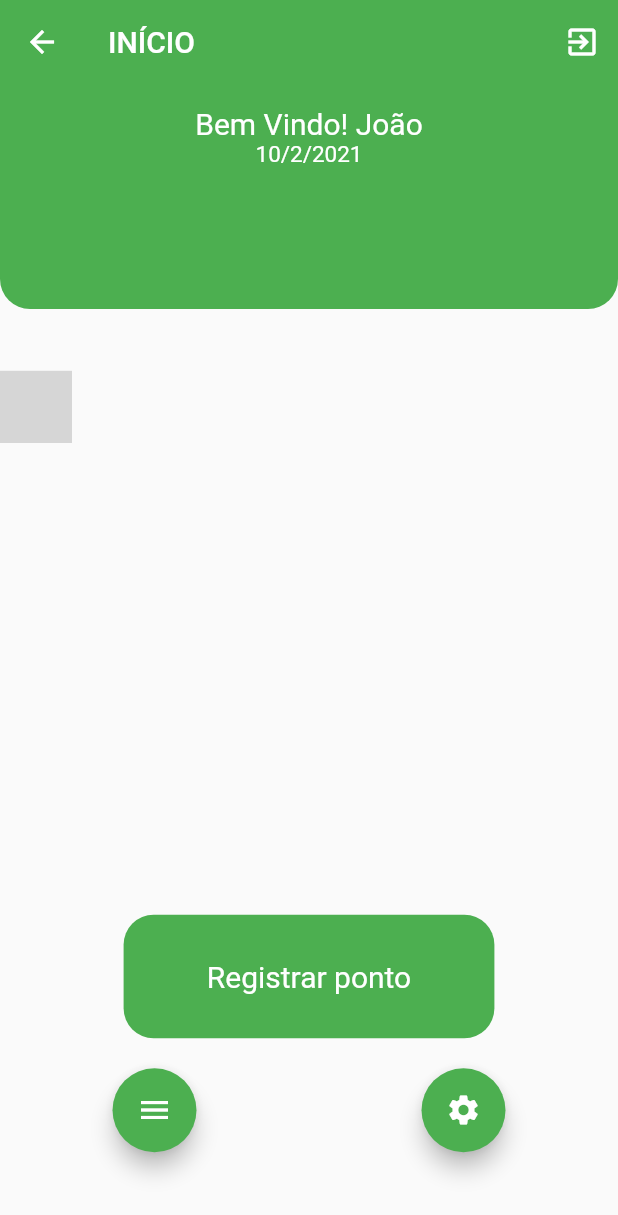
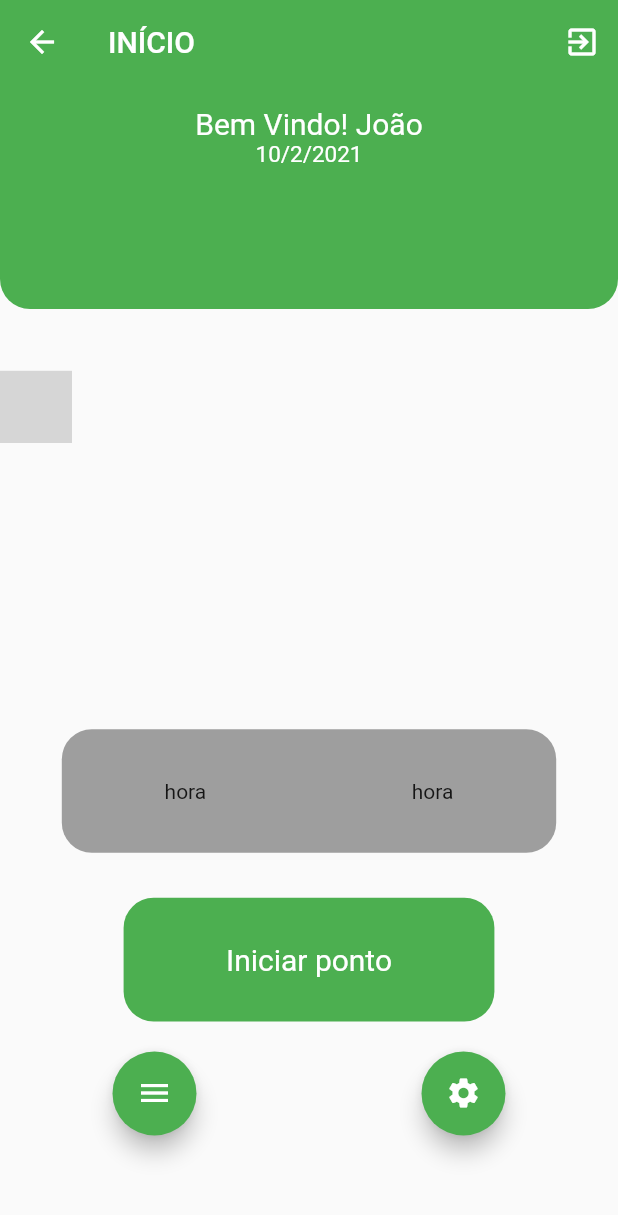
Before and after one commit to cursos-e-tutoriais/ponto-diario, a Flutter app: the HomePage screen opened by its route, on a phone screen of 412 x 824 dp. Shown: the top 1215 px of the screen. Run offline on Flutter 3.47's test engine with Material 2 defaults, Android fonts, the phone set to English and light mode, and no system bars; our stand-ins replace get, location, shared_preferences; missing offline and left inert: slide_digital_clock; accounts and stored records are empty; network calls fail; statements that could not run were skipped; grey boxes are pictures that could not be loaded.

Commit message:
criado controlador e funções para iniciar e para finalizar registro de ponto. Salvando ponto no local storage

```diff
--- a/lib/app/modules/home/home_page.dart
+++ b/lib/app/modules/home/home_page.dart
@@ -67,29 +67,65 @@ class HomePage extends GetView<HomeController> {
             bottom: MediaQuery.of(context).size.height * 0.01,
             child: Container(
               width: MediaQuery.of(context).size.width,
-              height: MediaQuery.of(context).size.height * 0.25,
+              height: MediaQuery.of(context).size.height * 0.40,
               child: Column(
                 children: [
+                  Container(
+                    width: MediaQuery.of(context).size.width * 0.8,
+                    height: MediaQuery.of(context).size.height * 0.1,
+                    decoration: BoxDecoration(
+                      borderRadius: BorderRadius.circular(20),
+                      color: Colors.grey,
+                    ),
+                    child: Row(
+                      mainAxisAlignment: MainAxisAlignment.spaceAround,
+                      children: [
+                        Text('hora'),
+                        Text('hora'),
+                      ],
+                    ),
+                  ),
+                  SizedBox(height: 30.0),
                   GestureDetector(
                     onTap: () {
-                      controller.saveCurrentyHour();
+                      if (controller.isClicked == false) {
+                        controller.isClicked = true;
+                        controller.initPoint();
+                      } else {
+                        controller.isClicked = false;
+                        controller.endPoint();
+                      }
                     },
-                    child: Container(
+                    child: GetBuilder<HomeController>(
+                      builder: (_) {
+                        return Container(
                           width: MediaQuery.of(context).size.width * 0.6,
                           height: MediaQuery.of(context).size.height * 0.1,
                           decoration: BoxDecoration(
                             borderRadius: BorderRadius.circular(20),
-                        color: Colors.green,
+                            color: _.isClicked
+                                ? Colors.orange
+                                : Colors.green,
                           ),
                           child: Center(
-                        child: Text(
-                          'Registrar ponto',
+                            child: controller.isClicked
+                                ? Text(
+                                    'Finalizar ponto',
+                                    style: TextStyle(
+                                      color: Colors.white,
+                                      fontSize: 20,
+                                    ),
+                                  )
+                                : Text(
+                                    'Iniciar ponto',
                                     style: TextStyle(
                                       color: Colors.white,
                                       fontSize: 20,
                                     ),
                                   ),
                           ),
+                        );
+                      },
                     ),
                   ),
                   SizedBox(height: 20),
```
Also changed, not shown: lib/app/modules/home/home_controller.dart (+23 -8 lines). Lines whose indentation alone changed are shown as unchanged.
